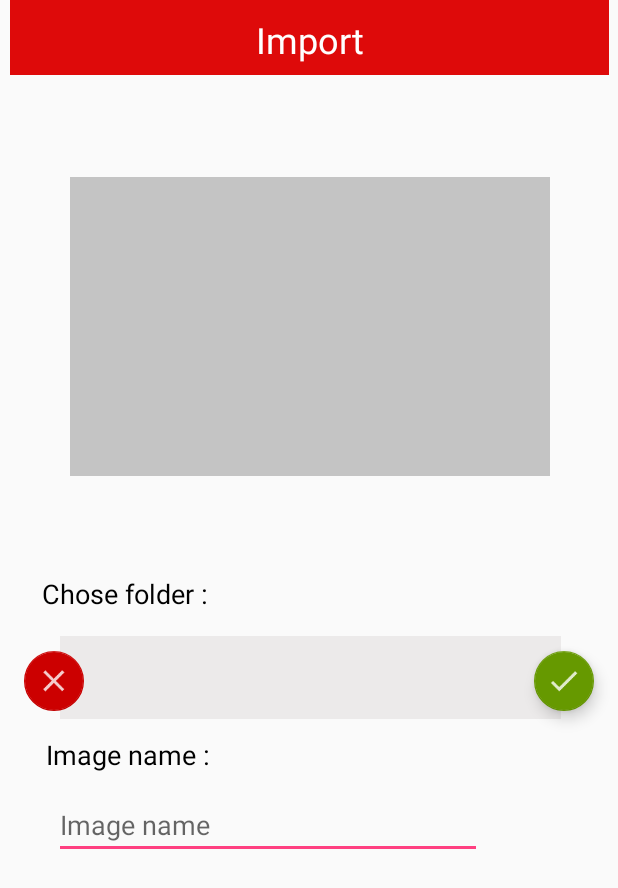
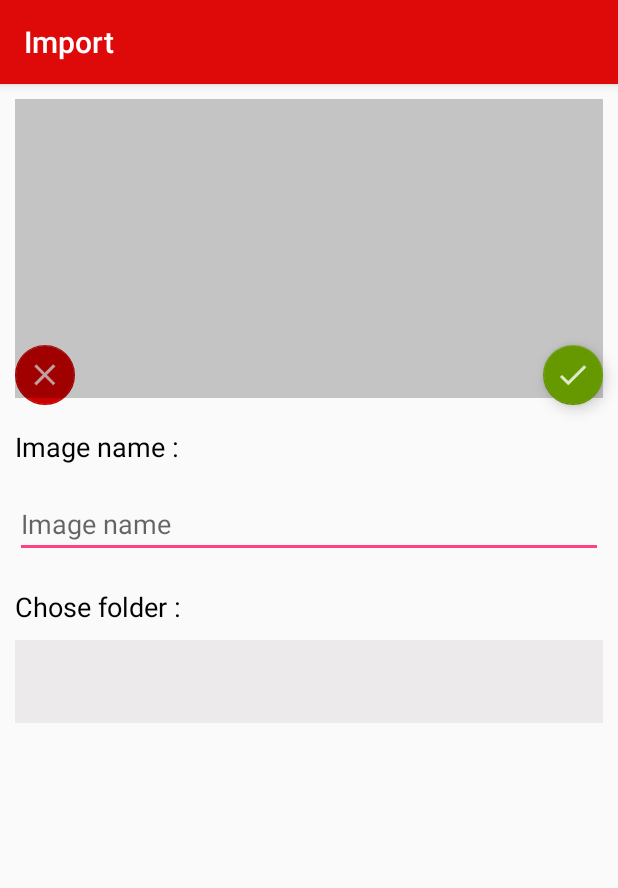
Before and after one commit to hossamhasanin/PhotosOrganizer, an Android app: the ImportImage screen opened directly, with no data from a screen before it, on a phone screen of 412 x 824 dp. Shown: the top 888 px of the screen. Run offline under Robolectric (Android 15) with nearby library versions, the phone set to English and light mode, and no system bars; 2 statements that could not run were skipped.

```diff
--- a/app/src/main/java/com/hasanin/hossam/photosorganiser/ImportImage.java
+++ b/app/src/main/java/com/hasanin/hossam/photosorganiser/ImportImage.java
@@ -38,6 +38,7 @@ public class ImportImage extends AppCompatActivity {
         setContentView(R.layout.activity_import_image);
         Toolbar toolbar = (Toolbar) findViewById(R.id.toolbar);
         setSupportActionBar(toolbar);
+        getSupportActionBar().setTitle("Import");
         indexingDB = new IndexingDB(this);
         context = this;
 
--- a/app/src/main/java/com/hasanin/hossam/photosorganiser/MainFoldersFragments/EditFoldersFragment.java
+++ b/app/src/main/java/com/hasanin/hossam/photosorganiser/MainFoldersFragments/EditFoldersFragment.java
@@ -5,6 +5,7 @@ import android.content.Context;
 import android.content.res.Configuration;
 import android.os.Bundle;
 import android.support.annotation.Nullable;
+import android.support.design.widget.BottomNavigationView;
 import android.support.v7.widget.GridLayoutManager;
 import android.support.v7.widget.RecyclerView;
 import android.support.v7.widget.Toolbar;
@@ -102,6 +103,9 @@ public class EditFoldersFragment extends Fragment {
                 filesRec.remove(p);
                 fileRecAdapter.notifyItemRemoved(p);
                 Toast.makeText(getActivity(), "Deleted successfully !", Toast.LENGTH_SHORT).show();
+            case R.id.edit_folder_name:
+                int pos = Integer.parseInt(fileRecAdapter.ch.get(0).toString());
+                new helpers().EditFolder(getActivity() ,filesRec, fileRecAdapter , filesRec.get(pos).file_name , filesRec.get(pos).file_im);
         }
 
         return super.onOptionsItemSelected(item);
--- a/app/src/main/res/layout/activity_import_image.xml
+++ b/app/src/main/res/layout/activity_import_image.xml
@@ -1,146 +1,166 @@
 <?xml version="1.0" encoding="utf-8"?>
-<android.support.constraint.ConstraintLayout xmlns:android="http://schemas.android.com/apk/res/android"
+<RelativeLayout xmlns:android="http://schemas.android.com/apk/res/android"
     xmlns:app="http://schemas.android.com/apk/res-auto"
     xmlns:tools="http://schemas.android.com/tools"
     android:layout_width="match_parent"
     android:layout_height="match_parent"
     tools:context="com.hasanin.hossam.photosorganiser.ImportImage">
 
-    <ImageView
-        android:id="@+id/imported_image"
-        android:layout_width="320dp"
-        android:layout_height="199dp"
-        app:srcCompat="@color/cardview_shadow_start_color"
-        android:layout_marginRight="8dp"
-        app:layout_constraintRight_toRightOf="parent"
-        android:layout_marginLeft="8dp"
-        app:layout_constraintLeft_toLeftOf="parent"
-        app:layout_constraintBottom_toBottomOf="parent"
-        app:layout_constraintHorizontal_bias="0.51"
-        android:layout_marginBottom="239dp"
-        android:layout_marginStart="8dp"
-        android:layout_marginEnd="8dp"
-        android:layout_marginTop="8dp"
-        app:layout_constraintTop_toBottomOf="@+id/textView4"
-        app:layout_constraintVertical_bias="0.183" />
 
-    <TextView
-        android:id="@+id/textView2"
-        android:layout_width="wrap_content"
+    <android.support.design.widget.AppBarLayout
+        android:layout_width="match_parent"
         android:layout_height="wrap_content"
-        android:layout_marginEnd="8dp"
-        android:layout_marginLeft="8dp"
-        android:layout_marginRight="8dp"
-        android:layout_marginStart="8dp"
-        android:text="Chose folder :"
-        android:textColor="@android:color/black"
-        android:textSize="18sp"
-        app:layout_constraintHorizontal_bias="0.07"
-        app:layout_constraintLeft_toLeftOf="parent"
-        app:layout_constraintRight_toRightOf="parent"
-        android:layout_marginTop="66dp"
-        app:layout_constraintTop_toBottomOf="@+id/imported_image" />
+        android:id="@+id/appBarLayout">
 
-    <Spinner
-        android:id="@+id/import_folders_spinner"
-        android:layout_width="334dp"
-        android:layout_height="55dp"
-        android:layout_marginEnd="8dp"
-        android:layout_marginLeft="8dp"
-        android:layout_marginRight="8dp"
-        android:layout_marginStart="8dp"
-        android:layout_marginTop="16dp"
-        android:background="@color/bright_gray"
-        app:layout_constraintHorizontal_bias="0.518"
-        app:layout_constraintLeft_toLeftOf="parent"
-        app:layout_constraintRight_toRightOf="parent"
-        app:layout_constraintTop_toBottomOf="@+id/textView2" />
+        <include layout="@layout/toolbar_layout"></include>
 
-    <TextView
-        android:id="@+id/textView3"
-        android:layout_width="wrap_content"
-        android:layout_height="wrap_content"
-        android:text="Image name :"
-        android:textColor="@android:color/black"
-        android:textSize="18sp"
-        android:layout_marginRight="8dp"
-        app:layout_constraintRight_toRightOf="parent"
-        android:layout_marginLeft="8dp"
-        app:layout_constraintLeft_toLeftOf="parent"
-        app:layout_constraintHorizontal_bias="0.08"
-        android:layout_marginTop="11dp"
-        app:layout_constraintTop_toBottomOf="@+id/import_folders_spinner"
-        android:layout_marginStart="8dp"
-        android:layout_marginEnd="8dp" />
-
-    <EditText
-        android:id="@+id/image_name"
-        android:layout_width="285dp"
-        android:layout_height="42dp"
-        android:layout_marginEnd="8dp"
-        android:layout_marginLeft="8dp"
-        android:layout_marginRight="8dp"
-        android:layout_marginStart="8dp"
-        android:layout_marginTop="15dp"
-        android:ems="10"
-        android:hint="Image name"
-        android:inputType="textPersonName"
-        android:selectAllOnFocus="true"
-        android:textColor="@android:color/black"
-        android:textSize="18sp"
-        app:layout_constraintHorizontal_bias="0.253"
-        app:layout_constraintLeft_toLeftOf="parent"
-        app:layout_constraintRight_toRightOf="parent"
-        app:layout_constraintTop_toBottomOf="@+id/textView3" />
-
-    <TextView
-        android:id="@+id/textView4"
-        android:layout_width="399dp"
-        android:layout_height="50dp"
-        android:layout_marginLeft="8dp"
-        android:layout_marginRight="8dp"
-        android:background="@color/red"
-        android:paddingTop="10dp"
-        android:text="Import"
-        android:textAlignment="center"
-        android:textColor="@color/white"
-        android:textSize="24sp"
-        app:layout_constraintHorizontal_bias="0.483"
-        app:layout_constraintLeft_toLeftOf="parent"
-        app:layout_constraintRight_toRightOf="parent"
-        app:layout_constraintTop_toTopOf="parent"
-        android:layout_marginStart="8dp"
-        android:layout_marginEnd="8dp" />
+    </android.support.design.widget.AppBarLayout>
 
     <android.support.design.widget.FloatingActionButton
         android:id="@+id/btn_import"
-        android:layout_width="287dp"
+        android:layout_width="match_parent"
         android:layout_height="40dp"
-        android:layout_marginBottom="241dp"
-        android:layout_marginRight="16dp"
-        android:layout_marginTop="8dp"
+        android:layout_alignParentEnd="true"
+        android:layout_alignParentRight="true"
+        android:layout_marginRight="10dp"
+        android:layout_marginTop="230dp"
+        android:layout_weight="1"
         android:clickable="true"
         app:backgroundTint="@android:color/holo_green_dark"
         app:fabSize="mini"
-        app:layout_constraintBottom_toBottomOf="parent"
-        app:layout_constraintRight_toRightOf="parent"
-        app:layout_constraintTop_toBottomOf="@+id/imported_image"
         app:srcCompat="@drawable/ic_check_white" />
 
     <android.support.design.widget.FloatingActionButton
         android:id="@+id/import_btn_close"
-        android:layout_width="40dp"
-        android:layout_height="40dp"
-        android:layout_marginBottom="241dp"
-        android:layout_marginLeft="16dp"
-        android:layout_marginTop="8dp"
+        android:layout_width="match_parent"
+        android:layout_height="wrap_content"
+        android:layout_marginLeft="10dp"
+        android:layout_marginTop="230dp"
+        android:layout_weight="0.37"
         android:clickable="true"
         app:backgroundTint="@android:color/holo_red_dark"
         app:elevation="0dp"
         app:fabSize="mini"
-        app:layout_constraintBottom_toBottomOf="parent"
-        app:layout_constraintLeft_toLeftOf="parent"
-        app:layout_constraintTop_toBottomOf="@+id/imported_image"
         app:srcCompat="@drawable/ic_cancel_white" />
 
-</android.support.constraint.ConstraintLayout>
+    <LinearLayout
+        android:layout_width="match_parent"
+        android:layout_height="match_parent"
+        android:orientation="vertical"
+        android:layout_below="@+id/appBarLayout">
+
+        <LinearLayout
+            android:id="@+id/image_cont"
+            android:layout_width="match_parent"
+            android:layout_height="wrap_content"
+            android:layout_margin="10dp"
+            android:orientation="horizontal">
+
+            <ImageView
+                android:id="@+id/imported_image"
+                android:layout_width="320dp"
+                android:layout_height="199dp"
+                android:layout_weight="1"
+                app:srcCompat="@color/cardview_shadow_start_color" />
+        </LinearLayout>
+
+        <LinearLayout
+            android:layout_width="match_parent"
+            android:layout_height="wrap_content"
+            android:orientation="horizontal">
+
+            <LinearLayout
+                android:layout_width="match_parent"
+                android:layout_height="match_parent"
+                android:layout_weight="1"
+                android:orientation="vertical">
+
+                <LinearLayout
+                    android:layout_width="match_parent"
+                    android:layout_height="wrap_content"
+                    android:layout_margin="10dp"
+                    android:orientation="horizontal">
+
+                    <TextView
+                        android:id="@+id/textView3"
+                        android:layout_width="wrap_content"
+                        android:layout_height="wrap_content"
+                        android:layout_weight="1"
+                        android:text="Image name :"
+                        android:textColor="@android:color/black"
+                        android:textSize="18sp" />
+                </LinearLayout>
+
+                <LinearLayout
+                    android:layout_width="match_parent"
+                    android:layout_height="match_parent"
+                    android:layout_margin="10dp"
+                    android:layout_weight="1"
+                    android:orientation="horizontal">
+
+                    <EditText
+                        android:id="@+id/image_name"
+                        android:layout_width="285dp"
+                        android:layout_height="42dp"
+                        android:layout_weight="1"
+                        android:ems="10"
+                        android:hint="Image name"
+                        android:inputType="textPersonName"
+                        android:selectAllOnFocus="true"
+                        android:textColor="@android:color/black"
+                        android:textSize="18sp" />
+                </LinearLayout>
+
+            </LinearLayout>
+
+        </LinearLayout>
+
+        <LinearLayout
+            android:layout_width="match_parent"
+            android:layout_height="wrap_content"
+            android:layout_alignBottom="@+id/image_cont"
+            android:layout_margin="10dp"
+            android:orientation="horizontal">
+
+            <LinearLayout
+                android:layout_width="match_parent"
+                android:layout_height="wrap_content"
+                android:layout_weight="1"
+                android:orientation="vertical">
+
+                <LinearLayout
+                    android:layout_width="match_parent"
+                    android:layout_height="match_parent"
+                    android:layout_marginBottom="10dp"
+                    android:orientation="horizontal">
+
+                    <TextView
+                        android:id="@+id/textView2"
+                        android:layout_width="wrap_content"
+                        android:layout_height="wrap_content"
+                        android:layout_weight="1"
+                        android:text="Chose folder :"
+                        android:textColor="@android:color/black"
+                        android:textSize="18sp" />
+                </LinearLayout>
+
+                <LinearLayout
+                    android:layout_width="match_parent"
+                    android:layout_height="match_parent"
+                    android:orientation="horizontal">
+
+                    <Spinner
+                        android:id="@+id/import_folders_spinner"
+                        android:layout_width="match_parent"
+                        android:layout_height="55dp"
+                        android:layout_weight="1"
+                        android:background="@color/bright_gray" />
+                </LinearLayout>
+
+            </LinearLayout>
+
+        </LinearLayout>
+
+    </LinearLayout>
+
+</RelativeLayout>
```
Also changed, not shown: app/src/main/java/com/hasanin/hossam/photosorganiser/FilesRecyclerView/FileRecAdapter.java (+13 -6 lines), app/src/main/java/com/hasanin/hossam/photosorganiser/Helper/helpers.java (+70 -1 lines), app/src/main/java/com/hasanin/hossam/photosorganiser/IndexingDB.java (+16 -0 lines), app/src/main/java/com/hasanin/hossam/photosorganiser/MainActivity.java (+17 -2 lines).
